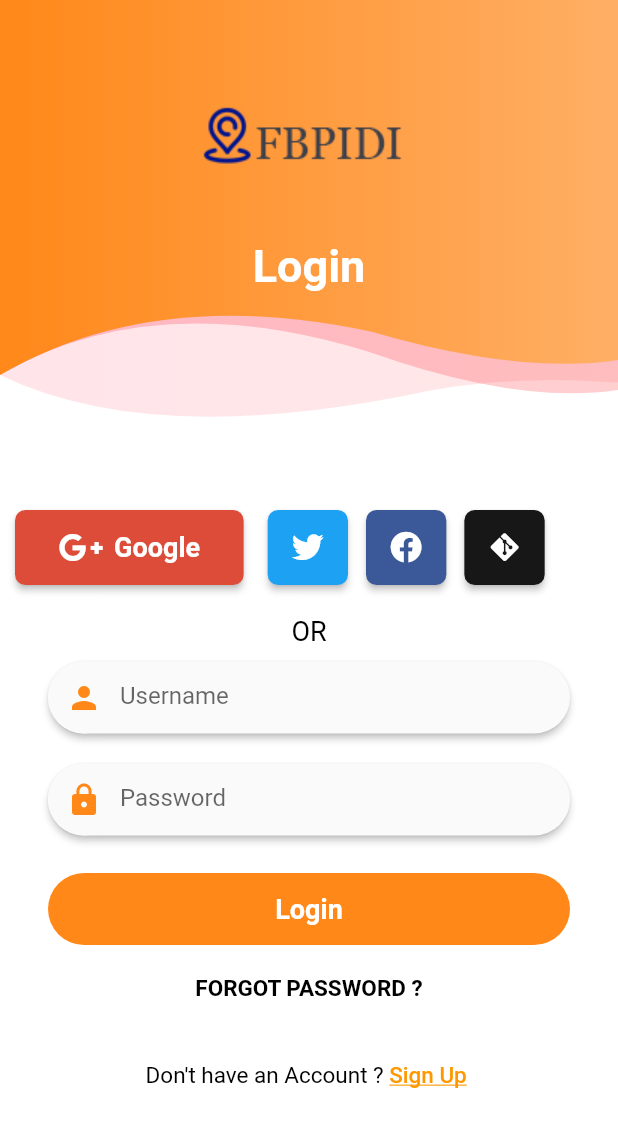
After one commit to BekaHaile/fbpidi, a Flutter app: the LoginPage screen opened by its route, on a phone screen of 412 x 824 dp. The commit adds this screen. Shown: the top 1127 px of the screen. Run offline on Flutter 3.47's test engine with Material 2 defaults, Android fonts, the phone set to English and light mode, and no system bars; our stand-ins replace font_awesome_flutter.

Commit message:
Login page added

```diff
--- a/lib/main.dart
+++ b/lib/main.dart
@@ -1,4 +1,5 @@
-import 'package:fbpidi/widgets/screens/Registration/signUp.dart';
+import 'package:fbpidi/widgets/screens/credential/login.dart';
+import 'package:fbpidi/widgets/screens/credential/signUp.dart';
 import 'package:fbpidi/widgets/screens/products.dart';
 import 'package:fbpidi/widgets/screens/home_page.dart';
 import 'package:flutter/material.dart';
@@ -25,6 +26,7 @@ class MyApp extends StatelessWidget {
           '/homePage': (BuildContext context) => HomePage(),
           '/products': (BuildContext context) => ProductsPage(),
           '/signUp': (BuildContext context) => SignUp(),
+          '/login': (BuildContext context) => LoginPage(),
         },
         onGenerateRoute: (RouteSettings settings) {
           // final requests = settings.arguments;
--- /dev/null
+++ b/lib/widgets/screens/credential/login.dart
@@ -0,0 +1,405 @@
+import 'package:flutter/material.dart';
+import 'package:font_awesome_flutter/font_awesome_flutter.dart';
+
+class LoginPage extends StatefulWidget {
+  @override
+  _LoginSevenPageState createState() => _LoginSevenPageState();
+}
+
+class _LoginSevenPageState extends State<LoginPage> {
+  @override
+  Widget build(BuildContext context) {
+    return Scaffold(
+      backgroundColor: Colors.white,
+      body: ListView(
+        children: <Widget>[
+          Stack(
+            children: <Widget>[
+              ClipPath(
+                clipper: WaveClipper2(),
+                child: Container(
+                  child: Column(),
+                  width: double.infinity,
+                  height: 300,
+                  decoration: BoxDecoration(
+                      gradient: LinearGradient(
+                          colors: [Color(0x22ff3a5a), Color(0x22fe494d)])),
+                ),
+              ),
+              ClipPath(
+                clipper: WaveClipper3(),
+                child: Container(
+                  child: Column(),
+                  width: double.infinity,
+                  height: 300,
+                  decoration: BoxDecoration(
+                      gradient: LinearGradient(
+                          colors: [Color(0x44ff3a5a), Color(0x44fe494d)])),
+                ),
+              ),
+              ClipPath(
+                clipper: WaveClipper1(),
+                child: Container(
+                  child: Column(
+                    children: <Widget>[
+                      SizedBox(
+                        height: 40,
+                      ),
+                      Image.asset(
+                        "assets/frontpages/images/brand/logo2.png",
+                        height: 100,
+                        width: 300,
+                      ),
+                      SizedBox(
+                        height: 20,
+                      ),
+                      Text(
+                        "Login",
+                        style: TextStyle(
+                            color: Colors.white,
+                            fontWeight: FontWeight.w700,
+                            fontSize: 30),
+                      ),
+                    ],
+                  ),
+                  width: double.infinity,
+                  height: 300,
+                  decoration: BoxDecoration(
+                      gradient: LinearGradient(colors: [
+                    Color.fromRGBO(255, 136, 25, 1),
+                    Color.fromRGBO(255, 175, 101, 1)
+                  ])),
+                ),
+              ),
+            ],
+          ),
+          SizedBox(
+            height: 30,
+          ),
+          Row(
+            children: [
+              Padding(
+                padding: const EdgeInsets.all(10.0),
+                child: Container(
+                  width: MediaQuery.of(context).size.width * 0.37,
+                  height: 50.0,
+                  child: SizedBox.expand(
+                    child: RaisedButton(
+                      key: Key('raised'),
+                      shape: RoundedRectangleBorder(
+                        borderRadius: new BorderRadius.circular(7.0),
+                      ),
+                      onPressed: () {},
+                      child: Row(
+                        mainAxisAlignment: MainAxisAlignment.spaceEvenly,
+                        children: [
+                          Icon(
+                            FontAwesomeIcons.googlePlusG,
+                            color: Colors.white,
+                          ),
+                          Text(
+                            "Google",
+                            style: TextStyle(
+                                fontSize: 18,
+                                fontWeight: FontWeight.bold,
+                                color: Colors.white),
+                          ),
+                        ],
+                      ),
+                      color: Color.fromRGBO(221, 75, 57, 1),
+                      disabledColor: Theme.of(context).disabledColor,
+                    ),
+                  ),
+                ),
+              ),
+              Padding(
+                padding: const EdgeInsets.all(6.0),
+                child: Container(
+                  width: MediaQuery.of(context).size.width * 0.13,
+                  height: 50.0,
+                  child: SizedBox.expand(
+                    child: RaisedButton(
+                      key: Key('raised'),
+                      shape: RoundedRectangleBorder(
+                        borderRadius: new BorderRadius.circular(7.0),
+                      ),
+                      onPressed: () {},
+                      child: Row(
+                        mainAxisAlignment: MainAxisAlignment.spaceEvenly,
+                        children: [
+                          Icon(
+                            FontAwesomeIcons.twitter,
+                            color: Colors.white,
+                            size: 21,
+                          ),
+                        ],
+                      ),
+                      color: Color.fromRGBO(29, 161, 242, 1),
+                      disabledColor: Theme.of(context).disabledColor,
+                    ),
+                  ),
+                ),
+              ),
+              Padding(
+                padding: const EdgeInsets.all(6.0),
+                child: Container(
+                  width: MediaQuery.of(context).size.width * 0.13,
+                  height: 50.0,
+                  child: SizedBox.expand(
+                    child: RaisedButton(
+                      key: Key('raised'),
+                      shape: RoundedRectangleBorder(
+                        borderRadius: new BorderRadius.circular(7.0),
+                      ),
+                      onPressed: () {},
+                      child: Row(
+                        mainAxisAlignment: MainAxisAlignment.spaceEvenly,
+                        children: [
+                          Icon(
+                            FontAwesomeIcons.facebook,
+                            color: Colors.white,
+                            size: 21,
+                          ),
+                        ],
+                      ),
+                      color: Color.fromRGBO(59, 89, 152, 1),
+                      disabledColor: Theme.of(context).disabledColor,
+                    ),
+                  ),
+                ),
+              ),
+              Padding(
+                padding: const EdgeInsets.all(6.0),
+                child: Container(
+                  width: MediaQuery.of(context).size.width * 0.13,
+                  height: 50.0,
+                  child: SizedBox.expand(
+                    child: RaisedButton(
+                      key: Key('raised'),
+                      shape: RoundedRectangleBorder(
+                        borderRadius: new BorderRadius.circular(7.0),
+                      ),
+                      onPressed: () {},
+                      child: Row(
+                        mainAxisAlignment: MainAxisAlignment.spaceEvenly,
+                        children: [
+                          Icon(
+                            FontAwesomeIcons.gitAlt,
+                            color: Colors.white,
+                            size: 21,
+                          ),
+                        ],
+                      ),
+                      color: Color.fromRGBO(24, 23, 23, 1),
+                      disabledColor: Theme.of(context).disabledColor,
+                    ),
+                  ),
+                ),
+              ),
+            ],
+          ),
+          Padding(
+            padding: const EdgeInsets.all(10.0),
+            child: Text("OR",
+                textAlign: TextAlign.center,
+                style: TextStyle(
+                  fontSize: 18,
+                  color: Colors.black,
+                )),
+          ),
+          Padding(
+            padding: EdgeInsets.symmetric(horizontal: 32),
+            child: Material(
+              elevation: 2.0,
+              borderRadius: BorderRadius.all(Radius.circular(30)),
+              child: TextField(
+                onChanged: (String value) {},
+                cursorColor: Colors.deepOrange,
+                decoration: InputDecoration(
+                    hintText: "Username",
+                    prefixIcon: Material(
+                      elevation: 0,
+                      borderRadius: BorderRadius.all(Radius.circular(30)),
+                      child: Icon(
+                        Icons.person,
+                        color: Color.fromRGBO(255, 136, 25, 1),
+                      ),
+                    ),
+                    border: InputBorder.none,
+                    contentPadding:
+                        EdgeInsets.symmetric(horizontal: 25, vertical: 13)),
+              ),
+            ),
+          ),
+          SizedBox(
+            height: 20,
+          ),
+          Padding(
+            padding: EdgeInsets.symmetric(horizontal: 32),
+            child: Material(
+              elevation: 2.0,
+              borderRadius: BorderRadius.all(Radius.circular(30)),
+              child: TextField(
+                onChanged: (String value) {},
+                cursorColor: Colors.deepOrange,
+                decoration: InputDecoration(
+                    hintText: "Password",
+                    prefixIcon: Material(
+                      elevation: 0,
+                      borderRadius: BorderRadius.all(Radius.circular(30)),
+                      child: Icon(
+                        Icons.lock,
+                        color: Color.fromRGBO(255, 136, 25, 1),
+                      ),
+                    ),
+                    border: InputBorder.none,
+                    contentPadding:
+                        EdgeInsets.symmetric(horizontal: 25, vertical: 13)),
+              ),
+            ),
+          ),
+          SizedBox(
+            height: 25,
+          ),
+          Padding(
+              padding: EdgeInsets.symmetric(horizontal: 32),
+              child: Container(
+                decoration: BoxDecoration(
+                  borderRadius: BorderRadius.all(Radius.circular(100)),
+                  color: Color.fromRGBO(255, 136, 25, 1),
+                ),
+                child: FlatButton(
+                  child: Text(
+                    "Login",
+                    style: TextStyle(
+                        color: Colors.white,
+                        fontWeight: FontWeight.w700,
+                        fontSize: 18),
+                  ),
+                  onPressed: () {},
+                ),
+              )),
+          SizedBox(
+            height: 20,
+          ),
+          Center(
+            child: Text(
+              "FORGOT PASSWORD ?",
+              style: TextStyle(
+                  color: Colors.black,
+                  fontSize: 15,
+                  fontWeight: FontWeight.w700),
+            ),
+          ),
+          SizedBox(
+            height: 40,
+          ),
+          Row(
+            mainAxisAlignment: MainAxisAlignment.center,
+            children: <Widget>[
+              Text(
+                "Don't have an Account ? ",
+                style: TextStyle(
+                    color: Colors.black,
+                    fontSize: 15,
+                    fontWeight: FontWeight.normal),
+              ),
+              InkWell(
+                child: Text("Sign Up ",
+                    style: TextStyle(
+                        color: Colors.orange,
+                        fontWeight: FontWeight.w500,
+                        fontSize: 15,
+                        decoration: TextDecoration.underline)),
+                onTap: () {
+                  Navigator.pushNamed(context, "/signUp");
+                },
+              ),
+            ],
+          )
+        ],
+      ),
+    );
+  }
+}
+
+class WaveClipper1 extends CustomClipper<Path> {
+  @override
+  Path getClip(Size size) {
+    final path = Path();
+    path.lineTo(0.0, size.height - 50);
+
+    var firstEndPoint = Offset(size.width * 0.6, size.height - 29 - 50);
+    var firstControlPoint = Offset(size.width * .25, size.height - 60 - 50);
+    path.quadraticBezierTo(firstControlPoint.dx, firstControlPoint.dy,
+        firstEndPoint.dx, firstEndPoint.dy);
+
+    var secondEndPoint = Offset(size.width, size.height - 60);
+    var secondControlPoint = Offset(size.width * 0.84, size.height - 50);
+    path.quadraticBezierTo(secondControlPoint.dx, secondControlPoint.dy,
+        secondEndPoint.dx, secondEndPoint.dy);
+    path.lineTo(size.width, size.height);
+    path.lineTo(size.width, 0);
+    path.close();
+    return path;
+  }
+
+  @override
+  bool shouldReclip(CustomClipper<Path> oldClipper) {
+    return false;
+  }
+}
+
+class WaveClipper3 extends CustomClipper<Path> {
+  @override
+  Path getClip(Size size) {
+    final path = Path();
+    path.lineTo(0.0, size.height - 50);
+
+    var firstEndPoint = Offset(size.width * 0.6, size.height - 15 - 50);
+    var firstControlPoint = Offset(size.width * .25, size.height - 60 - 50);
+    path.quadraticBezierTo(firstControlPoint.dx, firstControlPoint.dy,
+        firstEndPoint.dx, firstEndPoint.dy);
+
+    var secondEndPoint = Offset(size.width, size.height - 40);
+    var secondControlPoint = Offset(size.width * 0.84, size.height - 30);
+    path.quadraticBezierTo(secondControlPoint.dx, secondControlPoint.dy,
+        secondEndPoint.dx, secondEndPoint.dy);
+    path.lineTo(size.width, size.height);
+    path.lineTo(size.width, 0);
+    path.close();
+    return path;
+  }
+
+  @override
+  bool shouldReclip(CustomClipper<Path> oldClipper) {
+    return false;
+  }
+}
+
+class WaveClipper2 extends CustomClipper<Path> {
+  @override
+  Path getClip(Size size) {
+    final path = Path();
+    path.lineTo(0.0, size.height - 50);
+
+    var firstEndPoint = Offset(size.width * .7, size.height - 40);
+    var firstControlPoint = Offset(size.width * .25, size.height);
+    path.quadraticBezierTo(firstControlPoint.dx, firstControlPoint.dy,
+        firstEndPoint.dx, firstEndPoint.dy);
+
+    var secondEndPoint = Offset(size.width, size.height - 45);
+    var secondControlPoint = Offset(size.width * 0.84, size.height - 50);
+    path.quadraticBezierTo(secondControlPoint.dx, secondControlPoint.dy,
+        secondEndPoint.dx, secondEndPoint.dy);
+    path.lineTo(size.width, size.height);
+    path.lineTo(size.width, 0);
+    path.close();
+    return path;
+  }
+
+  @override
+  bool shouldReclip(CustomClipper<Path> oldClipper) {
+    return false;
+  }
+}
--- a/lib/widgets/screens/Registration/signUp.dart
+++ b/lib/widgets/screens/credential/signUp.dart
@@ -39,7 +39,8 @@ class SignUp extends StatelessWidget {
                             ),
                           ),
                         ),
-                        RichText(
+                        InkWell(
+                          child: RichText(
                             text: TextSpan(children: [
                               TextSpan(
                                   text: "Already have an account? ",
@@ -52,6 +53,10 @@ class SignUp extends StatelessWidget {
                                     color: Color.fromRGBO(44, 52, 155, 1),
                                   )),
                             ]),
+                          ),
+                          onTap: () {
+                            Navigator.pushNamed(context, "/login");
+                          },
                         ),
                         Text("OR",
                             style: TextStyle(
--- a/lib/widgets/screens/home_page.dart
+++ b/lib/widgets/screens/home_page.dart
@@ -421,10 +421,15 @@ class _HomePageState extends State<HomePage> {
                     padding: EdgeInsets.only(
                       left: MediaQuery.of(context).size.width * 0.05,
                     ),
-                    child: FaIcon(
-                      FontAwesomeIcons.signInAlt,
-                      color: Theme.of(context).highlightColor,
-                      size: 20.0,
+                    child: InkWell(
+                      child: FaIcon(
+                        FontAwesomeIcons.signInAlt,
+                        color: Theme.of(context).highlightColor,
+                        size: 20.0,
+                      ),
+                      onTap: () {
+                        Navigator.pushNamed(context, "/login");
+                      },
                     ),
                   ),
                   Padding(
```
Lines whose indentation alone changed are shown as unchanged.
